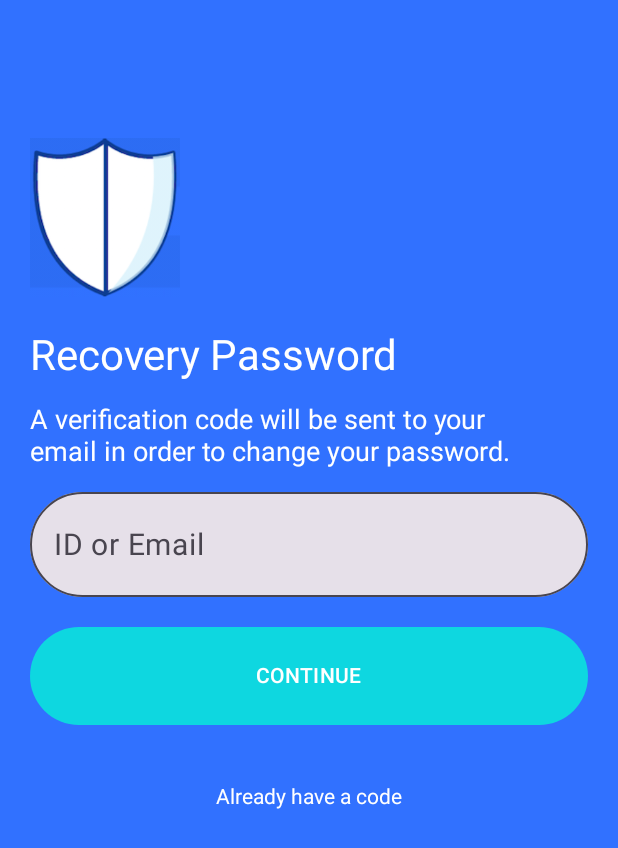
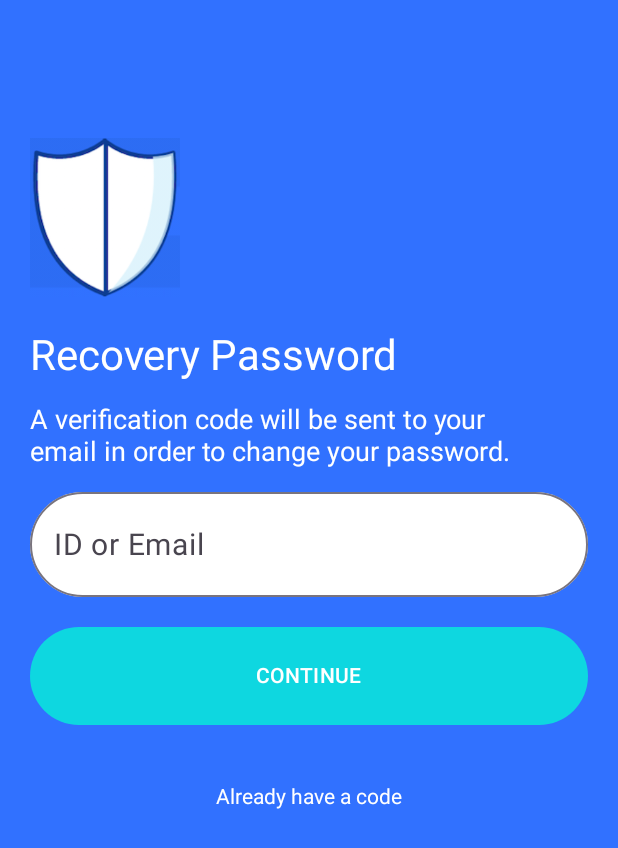
Before and after one commit to shivamvermaiitian/SparkDriver, an Android app built with Jetpack Compose: the screenC screen opened through its navigation route, on a phone screen of 412 x 824 dp. Shown: the top 848 px of the screen. Run offline under Robolectric (Android 15) with nearby library versions, the light colour scheme and no system bars; our stand-ins replace livedata-compose.

Commit message:
"Adding feature"
Signed-off-by: shivamvermaiitian <157829350+shivamvermaiitian@users.noreply.github.com>

```diff
--- a/app/src/main/java/com/example/sparkdriverloginpage/ui/theme/ResetPasswordScreen.kt
+++ b/app/src/main/java/com/example/sparkdriverloginpage/ui/theme/ResetPasswordScreen.kt
@@ -115,30 +115,35 @@ fun ResetPasswordScreen(viewModel: StateTestViewModel,navController: NavHostCont
             )
             Spacer(modifier = Modifier.height(16.dp))
 
-            OutlinedTextField(
-                value = name, onValueChange = {
-                    viewModel.onNameUpdate(it)
-                },
-                placeholder = { Text("ID or Email", fontSize = 20.sp) },
-                singleLine = true,
-                textStyle = TextStyle(
-                    fontSize = 20.sp,
-                ),
-//            label = {
-//            Text(text ="ID or Email",fontSize = 18.sp, fontStyle = androidx.compose.ui.text.font.FontStyle(FontStyle.FONT_SLANT_ITALIC))
-//        },
-                modifier = Modifier
-                    .fillMaxWidth()
-                    .padding(
-                        start = 20.dp,
-                        end = 20.dp
-                    )
-                    .size(
-                        width = 250.dp,
-                        height = 70.dp
-                    ),
-                shape = RoundedCornerShape(36.dp), colors = TextFieldDefaults.colors()
+            CustomLayoutOutlinedTextfield(value = name ?: "",
+                onValueChange = { viewModel.onNameUpdate(it) },
+                placeholder = "ID or Email"
             )
+
+//            OutlinedTextField(
+//                value = name, onValueChange = {
+//                    viewModel.onNameUpdate(it)
+//                },
+//                placeholder = { Text("ID or Email", fontSize = 20.sp) },
+//                singleLine = true,
+//                textStyle = TextStyle(
+//                    fontSize = 20.sp,
+//                ),
+////            label = {
+////            Text(text ="ID or Email",fontSize = 18.sp, fontStyle = androidx.compose.ui.text.font.FontStyle(FontStyle.FONT_SLANT_ITALIC))
+////        },
+//                modifier = Modifier
+//                    .fillMaxWidth()
+//                    .padding(
+//                        start = 20.dp,
+//                        end = 20.dp
+//                    )
+//                    .size(
+//                        width = 250.dp,
+//                        height = 70.dp
+//                    ),
+//                shape = RoundedCornerShape(36.dp), colors = TextFieldDefaults.colors()
+//            )
             Spacer(modifier = Modifier.height(20.dp))
             if (!isValid) {
                 scope.launch {
@@ -167,7 +172,6 @@ fun ResetPasswordScreen(viewModel: StateTestViewModel,navController: NavHostCont
 //                        .align(alignment = Alignment.CenterHorizontally)
 //                )
             }
-
 
             Button(
                 onClick = {
--- a/app/src/main/java/com/example/sparkdriverloginpage/ui/theme/Routes.kt
+++ b/app/src/main/java/com/example/sparkdriverloginpage/ui/theme/Routes.kt
@@ -6,4 +6,6 @@ object Routes {
     var screenB="screenB"
     var screenC="screenC"
 
+
+
 }
--- a/app/src/main/res/values/strings.xml
+++ b/app/src/main/res/values/strings.xml
@@ -4,6 +4,7 @@
     <string name="enter_password">Enter password</string>
     <string name="reset_password">Reset password</string>
     <string name="spark_driver">Spark Driver</string>
+    <string name="privacy_statement">Privacy statement</string>
     <string name="continue_nextpage">continue</string>
 
 </resources>
```
Also changed, not shown: app/src/main/java/com/example/sparkdriverloginpage/MainActivity.kt (+63 -2 lines), app/src/main/java/com/example/sparkdriverloginpage/ui/theme/CustomOutlinedTextfieldScreen.kt (+3 -8 lines), app/src/main/java/com/example/sparkdriverloginpage/ui/theme/DefaultLoginScreen.kt (+11 -4 lines), app/src/main/java/com/example/sparkdriverloginpage/ui/theme/SignInScreen.kt (+43 -29 lines), 1 other file.
